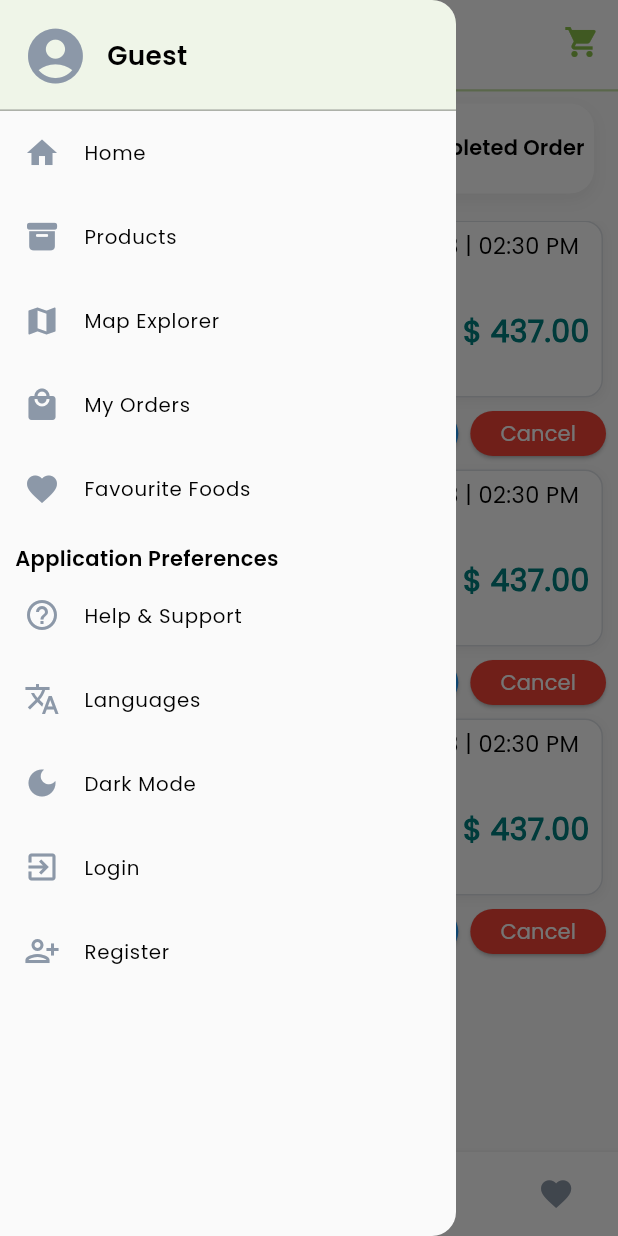
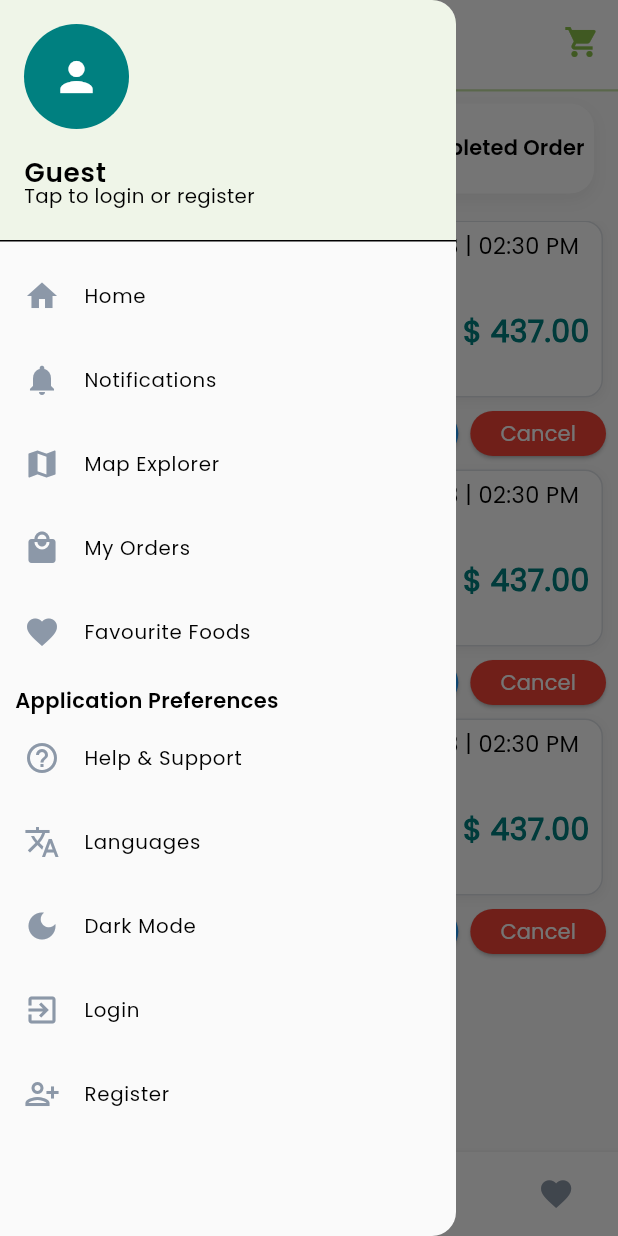
Before and after one commit to S-4-Saad/Mulit-Vendor-E-Commerce-App, a Flutter app: the screen it shows after launch, item 4 of the bottom bar chosen, with the side drawer open, on a phone screen of 412 x 824 dp. Run offline on Flutter 3.47's test engine with Material 3 defaults, Android fonts, the phone set to English and light mode, and no system bars; our stand-ins replace bloc, cached_network_image, carousel_slider, connectivity_plus, dio, easy_localization and 12 more; missing offline and left inert: app_settings, svg_flutter; accounts and stored records are empty; network calls fail.

Commit message:
Update API URLs and user model structure; refactor authentication flow and drawer navigation logic

```diff
--- a/lib/core/services/urls.dart
+++ b/lib/core/services/urls.dart
@@ -1,9 +1,10 @@
 //---------------API-base url-------------
-const String baseUrl = "https://speezu.com/public/api";
+// const String baseUrl = "https://speezu.com/public/api";
+const String baseUrl = "https://speezu.arhamwaheed.com/api";
 const String imageBaseUrl = "https://speezu.com/public/";
 
 ///-----------Auth Apis-----------------///
-const String registerUserUrl = "$baseUrl/register";
+const String registerUserUrl = "$baseUrl/signup";
 const String loginUserUrl = "$baseUrl/login";
 const String resetPasswordUrl = "$baseUrl/send_reset_link_email";
 const String faqsUrl = "$baseUrl/faqs";
--- a/lib/presentation/auth/login_screen.dart
+++ b/lib/presentation/auth/login_screen.dart
@@ -1,3 +1,4 @@
+import 'package:flutter/foundation.dart';
 import 'package:flutter/material.dart';
 import 'package:flutter_bloc/flutter_bloc.dart';
 import 'package:speezu/core/assets/app_images.dart';
@@ -36,6 +37,10 @@ class _LoginScreenState extends State<LoginScreen> {
 
   @override
   Widget build(BuildContext context) {
+    if(kDebugMode){
+      emailController.text = "customer@gmail.com";
+      passwordController.text = "12345678";
+    }
     return Scaffold(
       resizeToAvoidBottomInset: false,
       backgroundColor: Theme.of(context).scaffoldBackgroundColor,
--- a/lib/presentation/drawers/drawer.dart
+++ b/lib/presentation/drawers/drawer.dart
@@ -8,7 +8,8 @@ import 'package:speezu/core/utils/media_querry_extention.dart';
 import 'package:speezu/presentation/auth/bloc/auth_state.dart';
 import 'package:speezu/repositories/user_repository.dart';
 import 'package:speezu/routes/route_names.dart';
-import 'package:speezu/widgets/app_cache_image.dart';
+import 'package:speezu/core/services/localStorage/my-local-controller.dart';
+import 'package:speezu/core/utils/constants.dart';
 
 import '../../core/theme/app_theme.dart';
 import '../../core/theme/theme_bloc/theme_event.dart';
@@ -22,23 +23,33 @@ class DrawerWidget extends StatelessWidget {
 
   DrawerWidget({super.key});
 
+  /// Helper method to check if user is authenticated
+  Future<bool> _isUserAuthenticated() async {
+    final token = await LocalStorage.getData(key: AppKeys.authToken);
+    return token != null && currentUser != null;
+  }
+
   @override
   Widget build(BuildContext context) {
-    return SafeArea(
-      child: Drawer(
-        child: Column(
+    return Drawer(
+      child: FutureBuilder<bool>(
+        future: _isUserAuthenticated(),
+        builder: (context, snapshot) {
+          final isAuthenticated = snapshot.data ?? false;
+
+          return Column(
             crossAxisAlignment: CrossAxisAlignment.start,
             children: <Widget>[
               // ✅ User Account Header
               GestureDetector(
                 onTap: () {
-                if (currentUser?.userData?.apiToken != null) {
+                  if (isAuthenticated) {
                     Navigator.of(context).pushNamed(RouteNames.profileInfoScreen);
                   } else {
                     Navigator.of(context).pushNamed(RouteNames.login);
                   }
                 },
-              child: _buildUserHeader(context),
+                child: _buildUserHeader(context, isAuthenticated),
               ),
 
           // ✅ Drawer Items (connected to Bloc)
@@ -53,8 +64,8 @@ class DrawerWidget extends StatelessWidget {
           ),
           _buildListTile(
             context,
-              icon: CupertinoIcons.archivebox_fill,
-              text: Labels.products,
+            icon: Icons.notifications,
+            text: Labels.notifications,
             onTap: () {
               context.read<NavBarBloc>().add(const SelectTab(0));
               Navigator.pop(context);
@@ -129,7 +140,7 @@ class DrawerWidget extends StatelessWidget {
             text: Labels.helpAndSupport,
             onTap: () => Navigator.pushNamed(context, RouteNames.faqsScreen),
           ),
-            currentUser?.userData?.apiToken == null
+          !isAuthenticated
               ? SizedBox.shrink()
               : _buildListTile(
                 context,
@@ -171,7 +182,7 @@ class DrawerWidget extends StatelessWidget {
               Navigator.pop(context);
             },
           ),
-            currentUser?.userData?.apiToken == null
+          !isAuthenticated
               ? SizedBox.shrink()
               : BlocConsumer<AuthBloc, AuthState>(
                 builder:
@@ -193,7 +204,7 @@ class DrawerWidget extends StatelessWidget {
                   }
                 },
               ),
-            currentUser?.userData?.apiToken == null
+          !isAuthenticated
               ? _buildListTile(
                 context,
                 icon: Icons.exit_to_app,
@@ -206,7 +217,7 @@ class DrawerWidget extends StatelessWidget {
               )
               : SizedBox.shrink(),
 
-            currentUser?.userData?.apiToken == null
+          !isAuthenticated
               ? _buildListTile(
                 context,
                 icon: Icons.person_add_alt,
@@ -219,26 +230,18 @@ class DrawerWidget extends StatelessWidget {
               )
               : SizedBox.shrink(),
             ],
-        ),
+          );
+        },
       ),
     );
   }
 
   /// ✅ User Header (Logged-in or Guest)
-  Widget _buildUserHeader(BuildContext context) {
-    if (currentUser?.userData?.apiToken != null) {
+  Widget _buildUserHeader(BuildContext context, bool isAuthenticated) {
+    if (isAuthenticated) {
       return UserAccountsDrawerHeader(
         currentAccountPicture: CircleAvatar(
-          backgroundImage:
-              (currentUser?.userData?.media != null &&
-                      currentUser!.userData!.media!.isNotEmpty)
-                  ? NetworkImage(currentUser?.userData!.media!.first.url ?? '')
-                  : null,
-          child:
-              (currentUser?.userData?.media == null ||
-                      currentUser!.userData!.media!.isEmpty)
-                  ? const Icon(Icons.person, size: 32)
-                  : null,
+          child: const Icon(Icons.person, size: 32),
         ),
         decoration: BoxDecoration(
           color: Theme.of(context).colorScheme.secondary.withValues(alpha: 0.1),
@@ -264,23 +267,16 @@ class DrawerWidget extends StatelessWidget {
         ),
       );
     } else {
-      return Column(
-        children: [
-          Container(
-            // margin: const EdgeInsets.only(top: 20, bottom: 1),
-            padding: const EdgeInsets.symmetric(vertical: 15, horizontal: 15),
-            color: Theme.of(
-              context,
-            ).colorScheme.secondary.withValues(alpha: 0.1),
-            child: Row(
-              children: [
-                Icon(
-                  Icons.account_circle,
-                  size: context.scaledFont(40),
-                  color: Theme.of(context).colorScheme.outline,
+      return UserAccountsDrawerHeader(
+        currentAccountPicture: CircleAvatar(
+          child: const Icon(Icons.person, size: 32),
         ),
-                SizedBox(width: context.widthPct(.03)),
-                Text(
+        decoration: BoxDecoration(
+          color: Theme.of(context).colorScheme.secondary.withValues(alpha: 0.1),
+        ),
+        arrowColor: Theme.of(context).colorScheme.onSecondary,
+        currentAccountPictureSize: const Size.square(70),
+        accountName: Text(
           Labels.guest,
           style: TextStyle(
             fontFamily: FontFamily.fontsPoppinsSemiBold,
@@ -288,16 +284,15 @@ class DrawerWidget extends StatelessWidget {
             fontSize: context.scaledFont(16),
           ),
         ),
-              ],
+        accountEmail: Text(
+          'Tap to login or register',
+          style: TextStyle(
+            fontFamily: FontFamily.fontsPoppinsRegular,
+            color: Theme.of(context).colorScheme.onSecondary,
+            fontSize: context.scaledFont(12),
+            height: -0.2,
           ),
         ),
-          Divider(
-            height: 0,
-            color: Theme.of(
-              context,
-            ).colorScheme.onSecondary.withValues(alpha: .3),
-          ),
-        ],
       );
     }
   }
--- a/lib/repositories/user_repository.dart
+++ b/lib/repositories/user_repository.dart
@@ -25,14 +25,14 @@ class UserRepository {
 
       if (savedUserData != null) {
         _currentUser = UserModel.fromJson(jsonDecode(savedUserData));
-        log("✅ UserModel successfully decoded: ${_currentUser!.toJson()}");
+        log("UserModel successfully decoded: ${_currentUser!.toJson()}");
         return _currentUser;
       } else {
-        log("⚠️ No user data found, returning null.");
+        log("No user data found, returning null.");
         return null;
       }
     } catch (e) {
-      log("❌ Error loading data: $e");
+      log("Error loading data: $e");
       return null;
     }
   }
```
Also changed, not shown: lib/models/faqs_model.dart (+11 -23 lines), lib/models/user_model.dart (+23 -185 lines), lib/presentation/auth/bloc/auth_bloc.dart (+20 -40 lines), lib/presentation/settings/profile_info_screen.dart (+2 -5 lines), lib/presentation/settings/settings_screen.dart (+2 -61 lines). Lines whose indentation alone changed are shown as unchanged.
